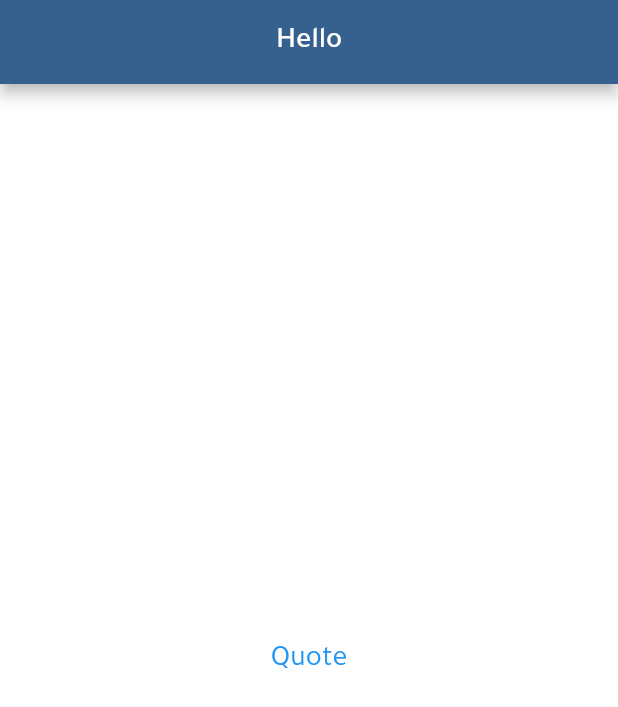
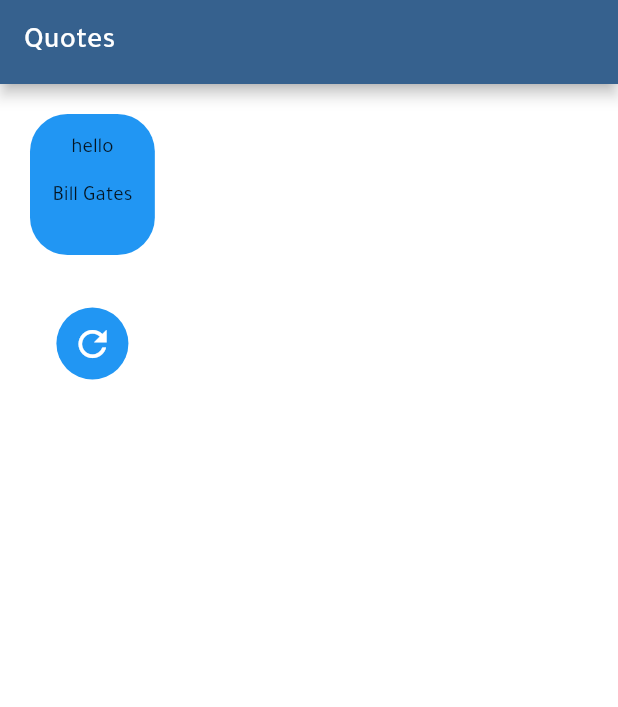
Before and after one commit to MohamedEzzat5/quotes, a Flutter app: the screen it shows after launch, on a phone screen of 412 x 824 dp. Shown: the top 707 px of the screen. Run offline on Flutter 3.47's test engine with Material 3 defaults, Android fonts, the phone set to English and light mode, and no system bars; our stand-ins replace bloc, equatable, fluttertoast.

Commit message:
home screen done

```diff
--- a/lib/features/random_quote/presentation/screens/quote_screen.dart
+++ b/lib/features/random_quote/presentation/screens/quote_screen.dart
@@ -1,26 +1,17 @@
 import 'package:flutter/material.dart';
-import 'package:quotes/config/routes/app_routers.dart';
-import 'package:quotes/core/utils/constants.dart';
+import 'package:quotes/core/utils/app_strings.dart';
+import '../widgets/quote_screen_body.dart';
 
 class QuoteScreen extends StatelessWidget {
-  const QuoteScreen({super.key});
-
+   QuoteScreen({super.key});
+final appBar = AppBar(
+  title: const Text(AppStrings.appName,),
+);
   @override
   Widget build(BuildContext context) {
     return  Scaffold(
-      appBar: AppBar(
-        centerTitle: true,
-        title: const Text('Hello'),
-
-      ),
-      body: GestureDetector(
-        onTap: () => Navigator.pushNamed(context, Routes.favouriteQuoteRoute),
-        child:  Center(
-          child: InkWell(
-              onTap: (){Constants.showToast(message: 'Error Happendfgjnfgj',color: Colors.red);},
-              child: const Text('Quote',style: TextStyle(color: Colors.blue,fontSize: 20),)),
-        ),
-      ),
+      appBar: appBar,
+      body: const QuoteScreenBody(),
     );
   }
 }
--- /dev/null
+++ b/lib/features/random_quote/presentation/widgets/quote_content.dart
@@ -0,0 +1,35 @@
+import 'package:flutter/material.dart';
+import 'package:quotes/core/utils/app_colors.dart';
+
+class QuoteContent extends StatelessWidget {
+  const QuoteContent({super.key});
+
+  @override
+  Widget build(BuildContext context) {
+    return Container(
+      margin: const EdgeInsets.all(20),
+      padding: const EdgeInsets.all(15),
+      decoration: BoxDecoration(
+        color: AppColors.primary,
+        borderRadius: BorderRadius.circular(25),
+      ),
+      child:  Column(
+        children: [
+            Text(
+            'hello',
+            textAlign: TextAlign.center,
+              style: Theme.of(context).textTheme.bodyMedium,
+          ),
+          Container(
+            margin: const EdgeInsets.symmetric(vertical: 15),
+            child: Text(
+              'Bill Gates',
+              textAlign: TextAlign.center,
+              style: Theme.of(context).textTheme.bodyMedium,
+            ),
+          ),
+        ],
+      ),
+    );
+  }
+}
--- /dev/null
+++ b/lib/features/random_quote/presentation/widgets/quote_screen_body.dart
@@ -0,0 +1,17 @@
+import 'package:flutter/material.dart';
+import 'package:quotes/features/random_quote/presentation/widgets/quote_content.dart';
+import 'package:quotes/features/random_quote/presentation/widgets/refresh_icon.dart';
+
+class QuoteScreenBody extends StatelessWidget {
+  const QuoteScreenBody({super.key});
+
+  @override
+  Widget build(BuildContext context) {
+    return const Column(
+      children: [
+        QuoteContent(),
+        RefreshIcon(),
+      ],
+    );
+  }
+}
--- /dev/null
+++ b/lib/features/random_quote/presentation/widgets/refresh_icon.dart
@@ -0,0 +1,20 @@
+import 'package:flutter/material.dart';
+import 'package:quotes/core/utils/app_colors.dart';
+
+class RefreshIcon extends StatelessWidget {
+  const RefreshIcon({super.key});
+
+  @override
+  Widget build(BuildContext context) {
+    return Container(
+      margin: const EdgeInsets.symmetric(vertical: 15),
+      padding: const EdgeInsets.all(10),
+      decoration: BoxDecoration(
+        shape: BoxShape.circle,
+        color: AppColors.primary,
+      ),
+      child: const Icon(Icons.refresh,color: Colors.white,size: 28,),
+
+    );
+  }
+}
```
